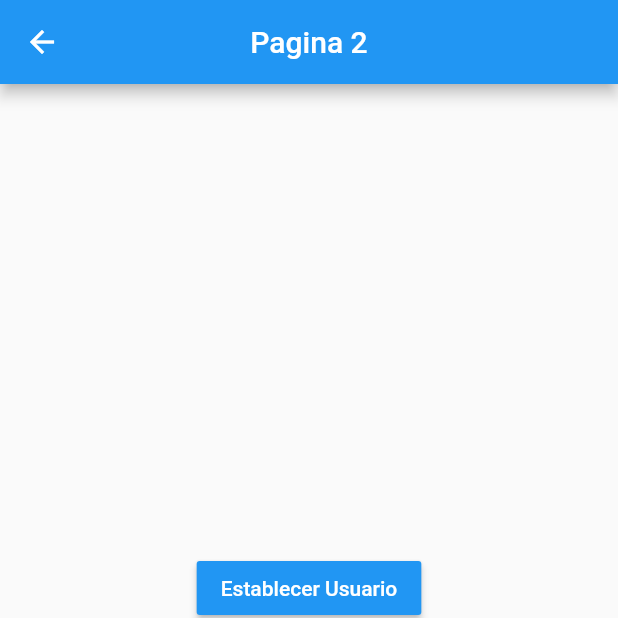
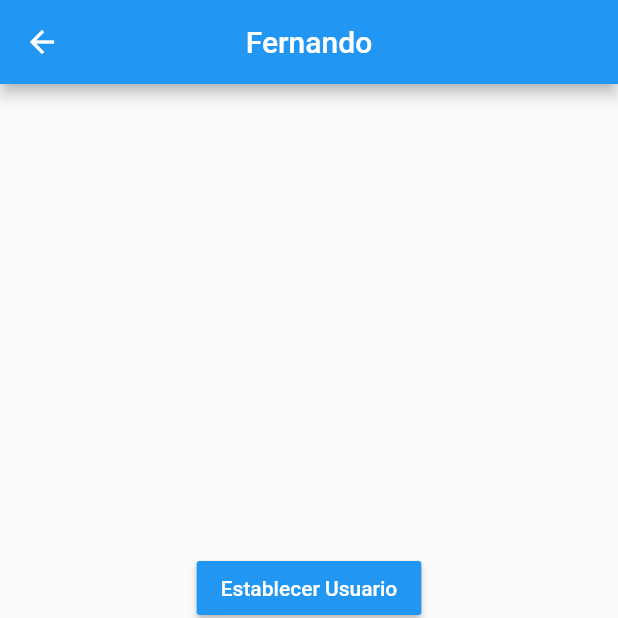
Before and after one commit to Sloot04/manejadoresDeEstado, a Flutter app: the Pagina2Page screen opened by its route, after a tap on "Establecer Usuario", on a phone screen of 412 x 824 dp, the top half of it. Run offline on Flutter 3.47's test engine with Material 2 defaults, Android fonts, the phone set to English and light mode, and no system bars; accounts and stored records are empty.

```diff
--- a/lib/models/usuario.dart
+++ b/lib/models/usuario.dart
@@ -1,8 +1,7 @@
 class Usuario {
   String nombre;
-  int edad;
-  List<String> profesiones;
+  int? edad;
+  List<String>? profesiones;
 
-  Usuario(
-      {required this.nombre, required this.edad, required this.profesiones});
+  Usuario({required this.nombre, this.edad, this.profesiones});
 }
--- a/lib/pages/pagina1_page.dart
+++ b/lib/pages/pagina1_page.dart
@@ -1,25 +1,42 @@
 import 'package:flutter/material.dart';
+import 'package:provider/provider.dart';
+
+import 'package:estados/models/usuario.dart';
+import 'package:estados/services/usuario_services.dart';
 
 class Pagina1Page extends StatelessWidget {
   @override
   Widget build(BuildContext context) {
+    final usuarioService = Provider.of<UsuarioService>(context);
     return Scaffold(
       appBar: AppBar(
         title: Text('Pagina 1'),
         centerTitle: true,
+        actions: [
+          IconButton(
+              onPressed: () => usuarioService.removerUsuario(),
+              icon: Icon(Icons.exit_to_app))
+        ],
       ),
-      body: InformacionUsuario(),
+      body: usuarioService.existeUsuario
+          ? InformacionUsuario(usuarioService.usuario)
+          : Center(child: Text('No hay usuario seleccionado')),
       floatingActionButton: FloatingActionButton(
         onPressed: () => Navigator.pushNamed(context, 'pagina2'),
-        child: Icon(Icons.chevron_left),
+        child: Icon(Icons.chevron_right),
       ),
     );
   }
 }
 
 class InformacionUsuario extends StatelessWidget {
+  final Usuario usuario;
+
+  const InformacionUsuario(this.usuario);
+
   @override
   Widget build(BuildContext context) {
+    final usuarioService = Provider.of<UsuarioService>(context);
     return Container(
       width: double.infinity,
       height: double.infinity,
@@ -30,14 +47,26 @@ class InformacionUsuario extends StatelessWidget {
           Text('General',
               style: TextStyle(fontSize: 18, fontWeight: FontWeight.bold)),
           Divider(),
-          ListTile(title: Text('Nombre: ')),
-          ListTile(title: Text('Edad: ')),
+          ListTile(title: Text('Nombre: ${usuario.nombre}')),
+          ListTile(title: Text('Edad: ${usuario.edad}')),
           Text('Profesiones',
               style: TextStyle(fontSize: 18, fontWeight: FontWeight.bold)),
           Divider(),
-          ListTile(title: Text('Profesion 1')),
-          ListTile(title: Text('Profesion 1')),
-          ListTile(title: Text('Profesion 1')),
+          usuarioService.existeUsuario
+              ? Container(
+                width: double.infinity * 0.9,
+                height: 300,
+                child: ListView.builder(
+                    itemCount: usuario.profesiones!.length,
+                    itemBuilder: (_, int index) {
+                      return ListTile(
+                          title:
+                              Text(usuario.profesiones![index]));
+                    },
+                  ),
+              )
+              : Text('Sin profesion'),
+
         ],
       ),
     );
--- a/lib/pages/pagina2_page.dart
+++ b/lib/pages/pagina2_page.dart
@@ -1,11 +1,18 @@
+import 'package:estados/models/usuario.dart';
 import 'package:flutter/material.dart';
+import 'package:provider/provider.dart';
+
+import 'package:estados/services/usuario_services.dart';
 
 class Pagina2Page extends StatelessWidget {
   @override
   Widget build(BuildContext context) {
+    final usuarioService = Provider.of<UsuarioService>(context);
     return Scaffold(
       appBar: AppBar(
-        title: Text('Pagina 2'),
+        title: usuarioService.existeUsuario
+            ? Text(usuarioService.usuario.nombre)
+            : Text('Pagina 2'),
         centerTitle: true,
       ),
       body: Center(
@@ -16,19 +23,25 @@ class Pagina2Page extends StatelessWidget {
             child: Text('Establecer Usuario',
                 style: TextStyle(color: Colors.white)),
             color: Colors.blue,
-            onPressed: () {},
+            onPressed: () {
+              final newUser = new Usuario(
+                nombre: 'Fernando',
+                edad: 34,
+                profesiones: ['Fullstack Developer', 'Video Jugador Experto'],
+              );
+              usuarioService.usuario = newUser;
+            },
           ),
-           MaterialButton(
-            child: Text('Cambiar Edad',
-                style: TextStyle(color: Colors.white)),
+          MaterialButton(
+              child:
+                  Text('Cambiar Edad', style: TextStyle(color: Colors.white)),
+              color: Colors.blue,
+              onPressed: () => usuarioService.cambiarEdad(35)),
+          MaterialButton(
+            child:
+                Text('Añadir Profesion', style: TextStyle(color: Colors.white)),
             color: Colors.blue,
-            onPressed: () {},
-          ),
-           MaterialButton(
-            child: Text('Añadir Profesion',
-                style: TextStyle(color: Colors.white)),
-            color: Colors.blue,
-            onPressed: () {},
+            onPressed: () => usuarioService.agregarProfesion(),
           )
         ],
       )),
--- /dev/null
+++ b/lib/services/usuario_services.dart
@@ -0,0 +1,30 @@
+import 'package:flutter/material.dart';
+
+import 'package:estados/models/usuario.dart';
+
+class UsuarioService with ChangeNotifier {
+  Usuario? _usuario;
+
+  Usuario get usuario => this._usuario!;
+  bool get existeUsuario => this._usuario != null ? true : false;
+
+  set usuario(Usuario user) {
+    this._usuario = user;
+    notifyListeners();
+  }
+
+  void cambiarEdad (int edad){
+    this._usuario!.edad = edad;
+    notifyListeners();
+  }
+
+  void removerUsuario (){
+    this._usuario = null;
+    notifyListeners();
+  }
+
+  void agregarProfesion(){
+    this._usuario!.profesiones!.add('Profesion ${this._usuario!.profesiones!.length + 1}');
+    notifyListeners();
+  }
+}
--- a/pubspec.yaml
+++ b/pubspec.yaml
@@ -28,6 +28,8 @@ dependencies:
   # The following adds the Cupertino Icons font to your application.
   # Use with the CupertinoIcons class for iOS style icons.
   cupertino_icons: ^1.0.2
+  provider: ^6.0.0
+
 
 dev_dependencies:
   flutter_test:
```
Also changed, not shown: lib/main.dart (+8 -1 lines), pubspec.lock.
